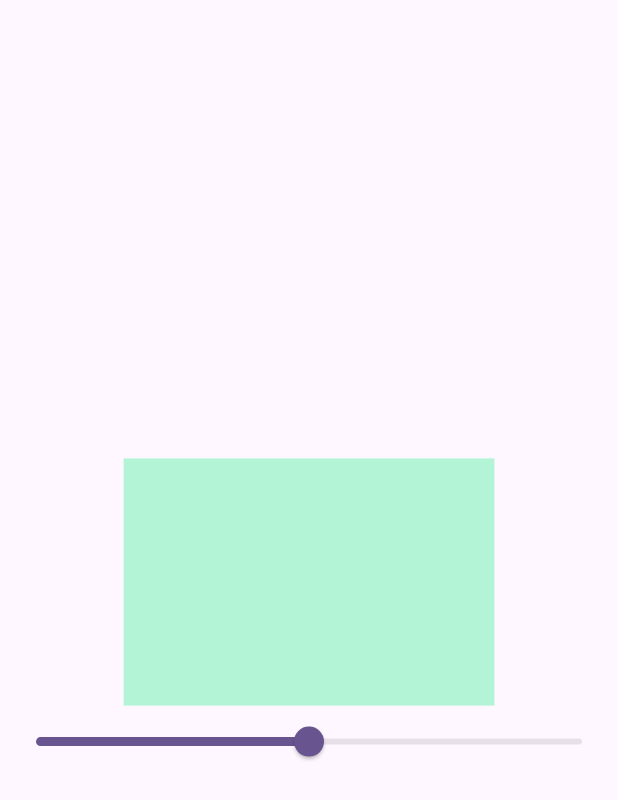
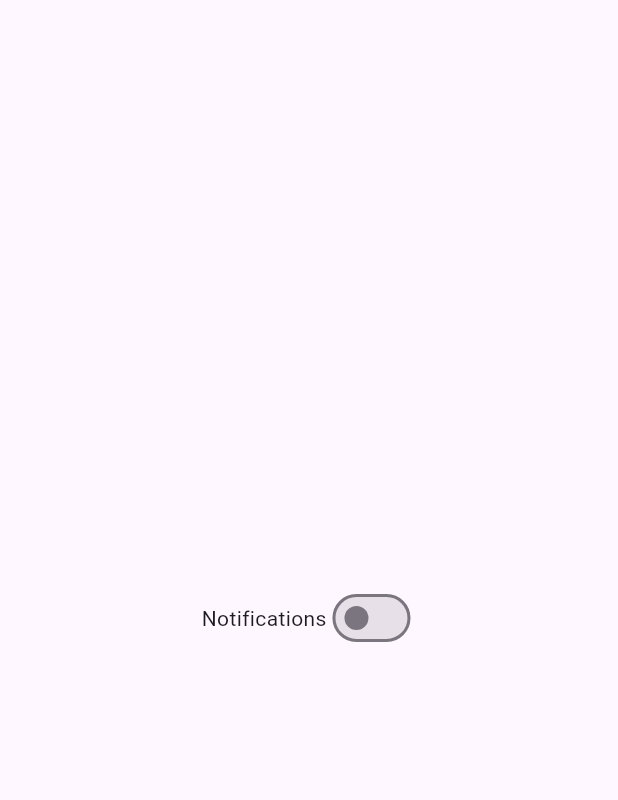
Before and after one commit to Engr-Zain-Ali/getx, a Flutter app: the screen it shows after launch, on a phone screen of 412 x 824 dp. Shown: the top 800 px of the screen. Run offline on Flutter 3.47's test engine with Material 3 defaults, Android fonts, the phone set to English and light mode, and no system bars; our stand-ins replace get.

Commit message:
Switch_button Example to enable and disable the notification

```diff
--- /dev/null
+++ b/lib/controller/switch_button_example.dart
@@ -0,0 +1,37 @@
+import 'package:flutter/material.dart';
+import 'package:get/get.dart';
+import 'package:getx/controller/switch_controller.dart';
+
+class SwitchButton extends StatefulWidget {
+  const SwitchButton({Key? key}) : super(key: key);
+
+  @override
+  _SwitchButtonState createState() => _SwitchButtonState();
+}
+
+class _SwitchButtonState extends State<SwitchButton> {
+
+final SW ZS=Get.put(SW());
+  @override
+  Widget build(BuildContext context) {
+    print('DONE!!!!!!!!!');
+    return Scaffold(
+      body: Row(
+        mainAxisAlignment: MainAxisAlignment.center,
+        children: [
+          Center(child: Text("Notifications")),
+        Obx(() =>   Switch(
+          value: ZS.notification.value,
+          onChanged: (value) {
+            ZS.sw(value);
+
+            // setState(() {
+            //   notification = value;
+            // });
+          },
+        ),)
+        ],
+      ),
+    );
+  }
+}
--- /dev/null
+++ b/lib/controller/switch_controller.dart
@@ -0,0 +1,9 @@
+import 'package:get/get.dart';
+
+class SW extends GetxController{
+  RxBool notification = false.obs;
+  sw(bool value){
+    notification.value=value;
+    print(notification.value);
+  }
+}
--- a/lib/main.dart
+++ b/lib/main.dart
@@ -1,6 +1,7 @@
 import 'package:flutter/material.dart';
 import 'package:get/get.dart';
 import 'package:get/get_navigation/src/root/get_material_app.dart';
+import 'package:getx/controller/switch_button_example.dart';
 import 'package:getx/views/Bottom_sheet.dart';
 import 'package:getx/views/Routes_Navigation/home.dart';
 import 'package:getx/views/Routes_Navigation/route_navigation.dart';
@@ -27,7 +28,7 @@ class MyApp extends StatelessWidget {
         colorScheme: ColorScheme.fromSeed(seedColor: Colors.deepPurple),
         useMaterial3: true,
       ),
-      home:SliderContainer(),
+      home:SwitchButton(),
       // getPages: [
       //   GetPage(name: "/5", page:()=>Home()),
       //   GetPage(name: "/1", page:()=>Route_Navigation()),
```
